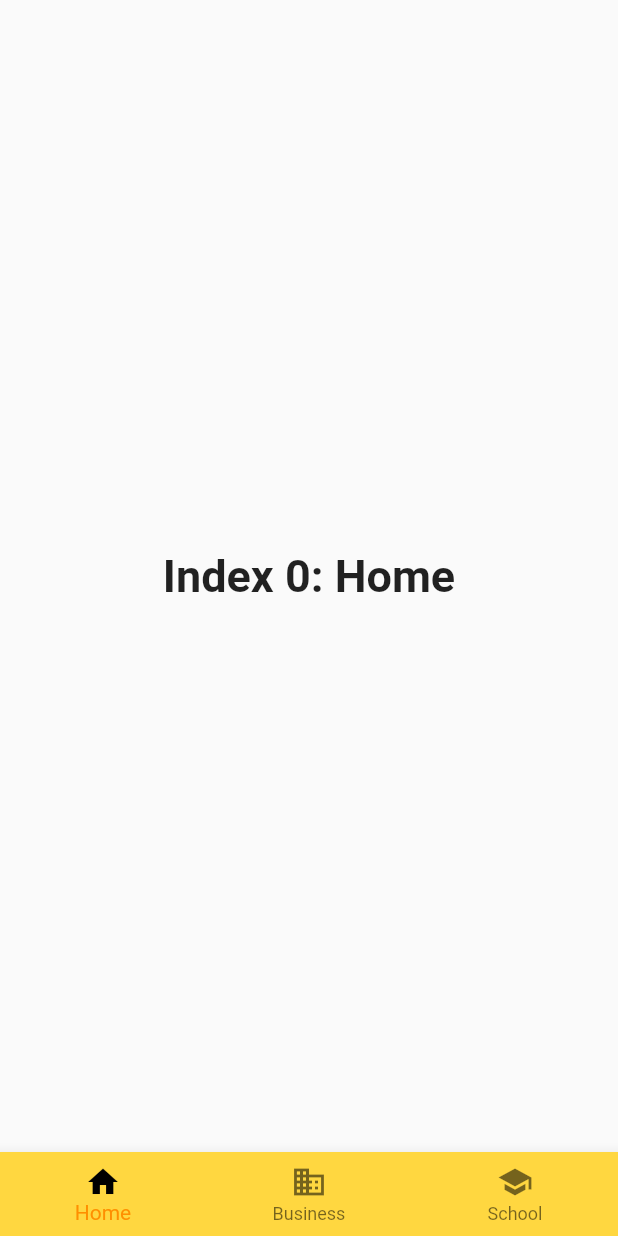
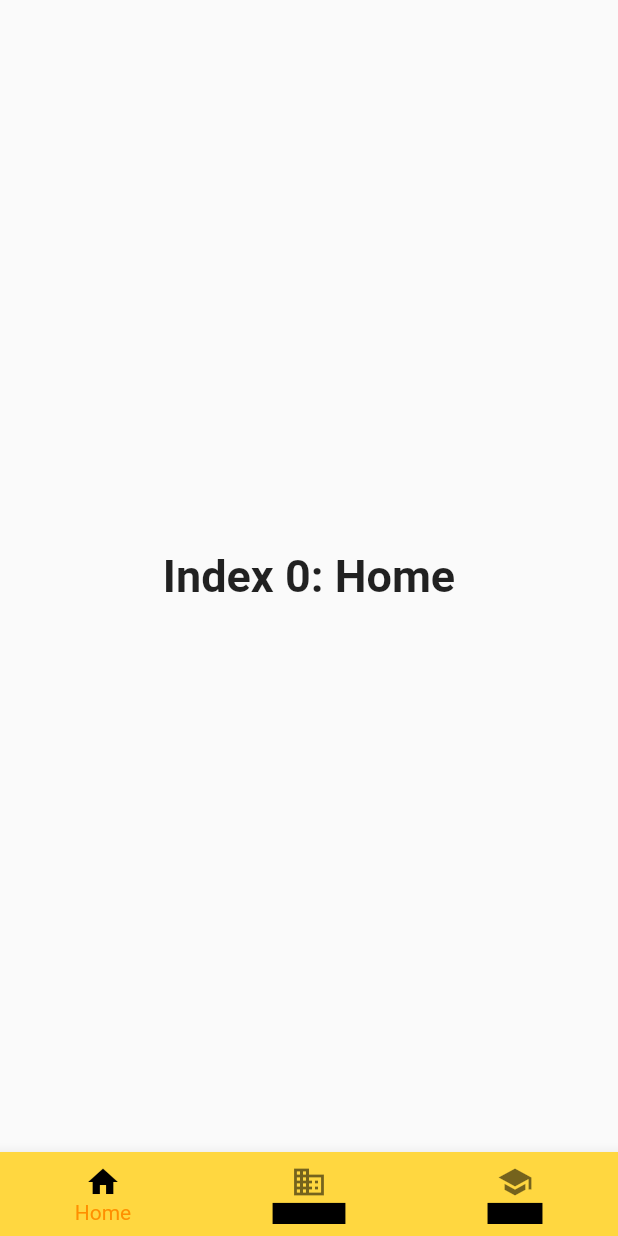
Before and after one commit to YHDF/SnapshatWannabe, a Flutter app: the screen it shows after launch, on a phone screen of 412 x 824 dp. Run offline on Flutter 3.47's test engine with Material 2 defaults, Android fonts, the phone set to English and light mode, and no system bars.

```diff
--- a/soup_chat/lib/src/presentation/bootstrap.dart
+++ b/soup_chat/lib/src/presentation/bootstrap.dart
@@ -47,6 +47,8 @@ class BootstrapState extends State<Bootstrap> {
       bottomNavigationBar: BottomNavigationBar(
         backgroundColor: Colors.amberAccent,
         selectedLabelStyle: TextStyle(color: Colors.black),
+        selectedIconTheme: IconThemeData(color: Colors.black),
+        unselectedLabelStyle: TextStyle(color: Colors.black, backgroundColor: Colors.black),
         items: const <BottomNavigationBarItem>[
           BottomNavigationBarItem(
             icon: Icon(Icons.home, color: Colors.black),
```
Also changed, not shown: 5 other files.
